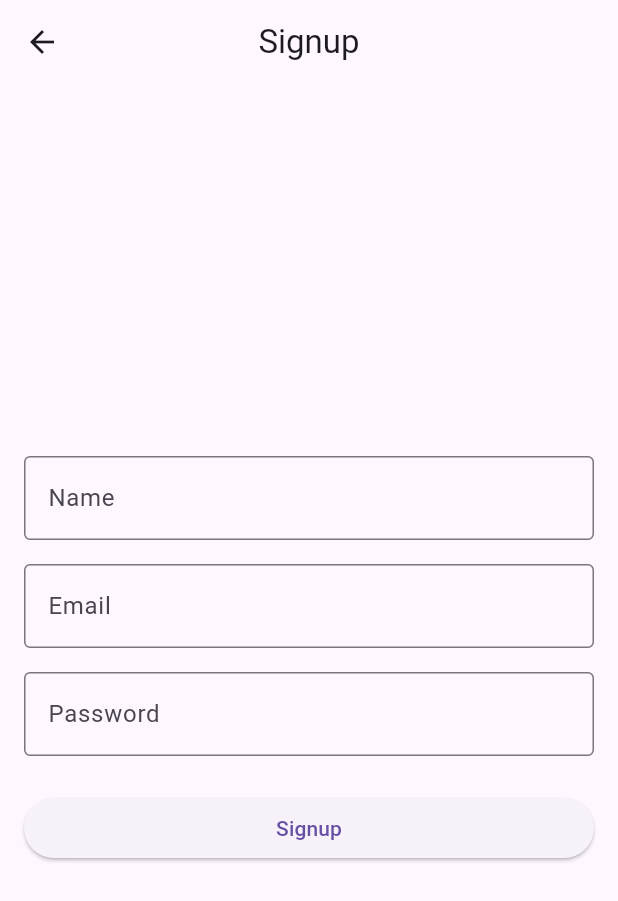
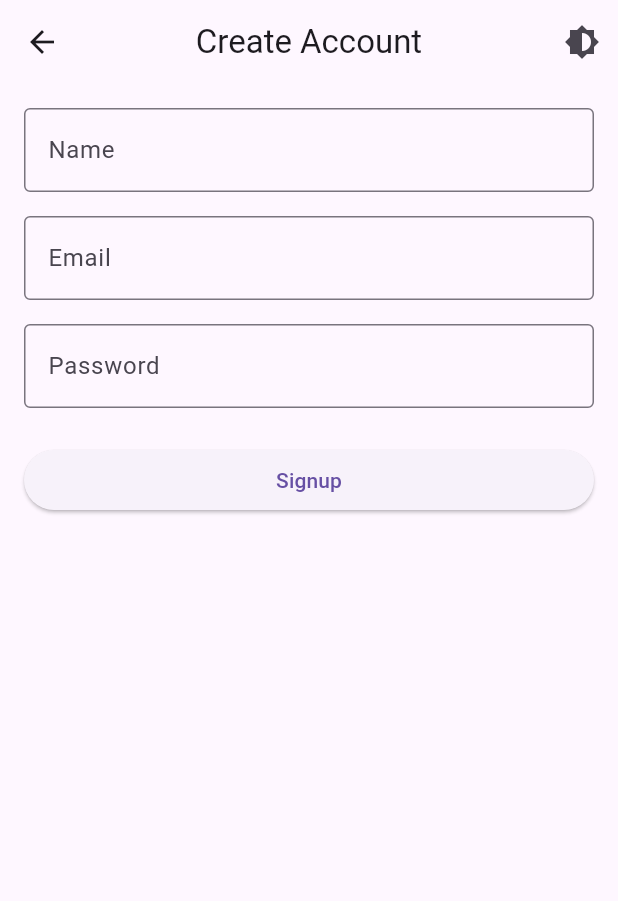
Before and after one commit to tobeking01/Auth-Clean-MVVM, a Flutter app: the screen it shows after launch, after a tap on "Login", after a tap on "Don't have an account? Sign Up", on a phone screen of 412 x 824 dp. Shown: the top 901 px of the screen. Run offline on Flutter 3.47's test engine with Material 3 defaults, Android fonts, the phone set to English and light mode, and no system bars; our stand-ins replace connectivity_plus, dartz, equatable, flutter_bloc, get_it, logger and 1 more.

Commit message:
Implement home page and bottom menu with theme integration

```diff
--- a/lib/core/injectable/injectable.dart
+++ b/lib/core/injectable/injectable.dart
@@ -12,6 +12,8 @@ import 'package:auth_clean_mvvm/features/authentication/data/datasources/authent
 import 'package:auth_clean_mvvm/features/authentication/data/datasources/authentication_local_data_source_impl.dart';
 import 'package:auth_clean_mvvm/features/authentication/data/repositories/authentication_repository_impl.dart';
 import 'package:auth_clean_mvvm/features/authentication/domain/repositories/authentication_repository.dart';
+
+import '../../features/navigation/presentation/bloc/bottom_bloc.dart';
 
 final GetIt getIt = GetIt.instance;
 
@@ -42,6 +44,9 @@ Future<void> setupDependencies() async {
               localDataSource: getIt<AuthenticationLocalDataSource>(),
               networkInfo: getIt<NetworkInfo>(),
             ));
+
+    // Register BottomBloc
+    getIt.registerFactory(() => BottomBloc());
   } catch (e) {
     throw Exception('Failed to initialize dependencies: $e');
   }
--- a/lib/features/authentication/presentation/pages/login_page.dart
+++ b/lib/features/authentication/presentation/pages/login_page.dart
@@ -1,42 +1,39 @@
 import 'package:flutter/material.dart';
 import '../widgets/login_form.dart';
-import 'signup_page.dart';
 
 class LoginPage extends StatelessWidget {
-  const LoginPage({super.key});
+  final VoidCallback toggleTheme;
+
+  const LoginPage({super.key, required this.toggleTheme});
 
   @override
   Widget build(BuildContext context) {
     return Scaffold(
       appBar: AppBar(
+        centerTitle: true,
         title: const Text('Login'),
+        actions: [
+          IconButton(
+            icon: const Icon(Icons.brightness_6),
+            onPressed: toggleTheme, // Toggle theme mode
+          ),
+        ],
       ),
-      resizeToAvoidBottomInset: true, // Ensures view adjusts for the keyboard
       body: SingleChildScrollView(
         child: Padding(
           padding: const EdgeInsets.all(16.0),
           child: Column(
-            mainAxisSize: MainAxisSize.min,
-            crossAxisAlignment: CrossAxisAlignment.stretch,
             children: [
               const LoginForm(),
               const SizedBox(height: 24),
               TextButton(
                 onPressed: () {
-                  Navigator.push(
-                    context,
-                    MaterialPageRoute(
-                      builder: (context) => const SignupPage(),
-                    ),
-                  );
+                  Navigator.of(context).pushNamed('/signup');
                 },
                 child: const Text(
                   "Don't have an account? Sign Up",
-                  style: TextStyle(
-                    color: Colors.blue,
-                    fontSize: 16.0,
-                  ),
-                  textAlign: TextAlign.center,
+                  style: TextStyle(fontSize: 16,
+                  color: Colors.blue),
                 ),
               ),
             ],
--- a/lib/features/authentication/presentation/pages/signup_page.dart
+++ b/lib/features/authentication/presentation/pages/signup_page.dart
@@ -1,26 +1,34 @@
 import 'package:flutter/material.dart';
-
 import '../widgets/signup_form.dart';
 
 class SignupPage extends StatelessWidget {
-  const SignupPage({super.key});
+  final VoidCallback toggleTheme;
+
+  const SignupPage({super.key, required this.toggleTheme});
 
   @override
   Widget build(BuildContext context) {
     return Scaffold(
       appBar: AppBar(
         centerTitle: true,
-        title: const Text('Signup'),
+        title: const Text('Create Account'),
+        actions: [
+          IconButton(
+            icon: const Icon(Icons.brightness_6),
+            onPressed: toggleTheme, // Toggle theme mode
+          ),
+        ],
       ),
-      body: Center(
-        child: Padding(
-          padding: const EdgeInsets.all(16.0),
-          child: Column(
-            mainAxisSize: MainAxisSize.min, // Centers content vertically
-            crossAxisAlignment: CrossAxisAlignment.stretch,
-            children: const [
-              SignupForm(),
-            ],
+      body: SingleChildScrollView(
+        child: Center(
+          child: Padding(
+            padding: const EdgeInsets.all(16.0),
+            child: ConstrainedBox(
+              constraints: const BoxConstraints(maxWidth: 500),
+              child: IntrinsicHeight(
+                child: const SignupForm(),
+              ),
+            ),
           ),
         ),
       ),
--- a/lib/main.dart
+++ b/lib/main.dart
@@ -1,35 +1,57 @@
+import 'package:auth_clean_mvvm/core/injectable/injectable.dart';
 import 'package:flutter/material.dart';
-import 'core/injectable/injectable.dart';
+import 'features/authentication/domain/entities/user.dart';
 import 'features/authentication/presentation/pages/login_page.dart';
 import 'features/authentication/presentation/pages/signup_page.dart';
-import 'features/home/presentation/pages/home_screen.dart';
+import 'features/home/presentation/pages/home_page.dart';
 
 void main() async {
   WidgetsFlutterBinding.ensureInitialized();
-
-  // Set up dependency injection
-  await setupDependencies();
-
+  await setupDependencies(); // Initialize dependency injection
   runApp(const MyApp());
 }
 
-class MyApp extends StatelessWidget {
+class MyApp extends StatefulWidget {
   const MyApp({super.key});
 
   @override
+  State<MyApp> createState() => _MyAppState();
+}
+
+class _MyAppState extends State<MyApp> {
+  bool isDarkTheme = false; // Toggle for theme mode
+
+  void toggleTheme() {
+    setState(() {
+      isDarkTheme = !isDarkTheme;
+    });
+  }
+
+  @override
   Widget build(BuildContext context) {
-
     return MaterialApp(
-      title: 'Auth Clean MVVM',
+      title: 'Auth-Clean-MVVM',
       debugShowCheckedModeBanner: false,
-      theme: ThemeData(
-        primarySwatch: Colors.blue,
-      ),
+      theme: isDarkTheme ? ThemeData.dark() : ThemeData.light(),
       initialRoute: '/login',
-      routes: {
-        '/login': (context) => LoginPage(),
-        '/signup': (context) => SignupPage(),
-        '/home': (context) => const HomeScreen(),
+      onGenerateRoute: (settings) {
+        switch (settings.name) {
+          case '/login':
+            return MaterialPageRoute(
+                builder: (context) => LoginPage(toggleTheme: toggleTheme));
+          case '/signup':
+            return MaterialPageRoute(
+                builder: (context) => SignupPage(toggleTheme: toggleTheme));
+          case '/home':
+            final user = settings.arguments as User;
+            return MaterialPageRoute(
+              builder: (context) =>
+                  HomePage(user: user, toggleTheme: toggleTheme),
+            );
+          default:
+            return MaterialPageRoute(
+                builder: (context) => LoginPage(toggleTheme: toggleTheme));
+        }
       },
     );
   }
```
Also changed, not shown: lib/core/theme/app_themes.dart (added, +63 -0 lines), lib/core/theme/theme_provider.dart (added, +14 -0 lines), lib/features/home/presentation/pages/home_page.dart (added, +34 -0 lines), lib/features/home/presentation/pages/home_screen.dart (deleted, +0 -34 lines), lib/features/navigation/presentation/bloc/bottom_bloc.dart (added, +46 -0 lines), lib/features/navigation/presentation/pages/bottom_menu.dart (added, +71 -0 lines).
